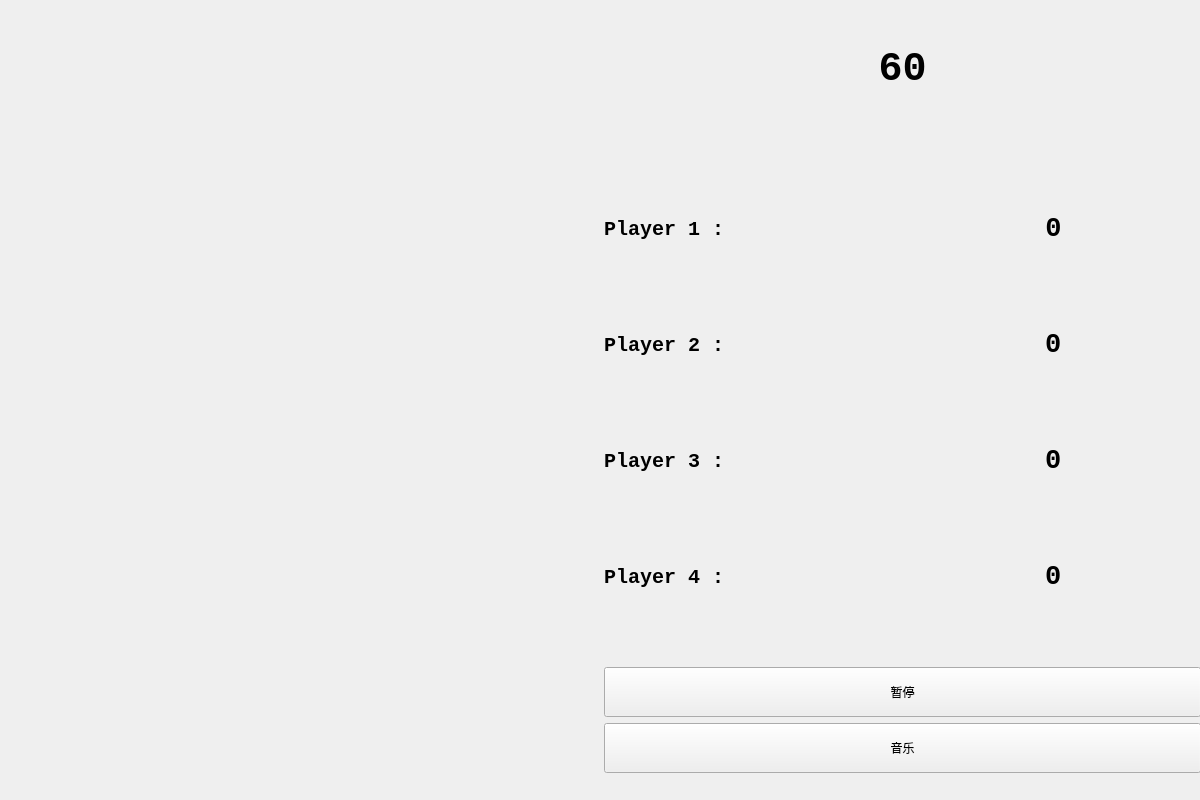
Above: EnclosureWar/view/mainwindow.ui from WilsonXM/EnclosureWar before the change. Below: the same form after it.
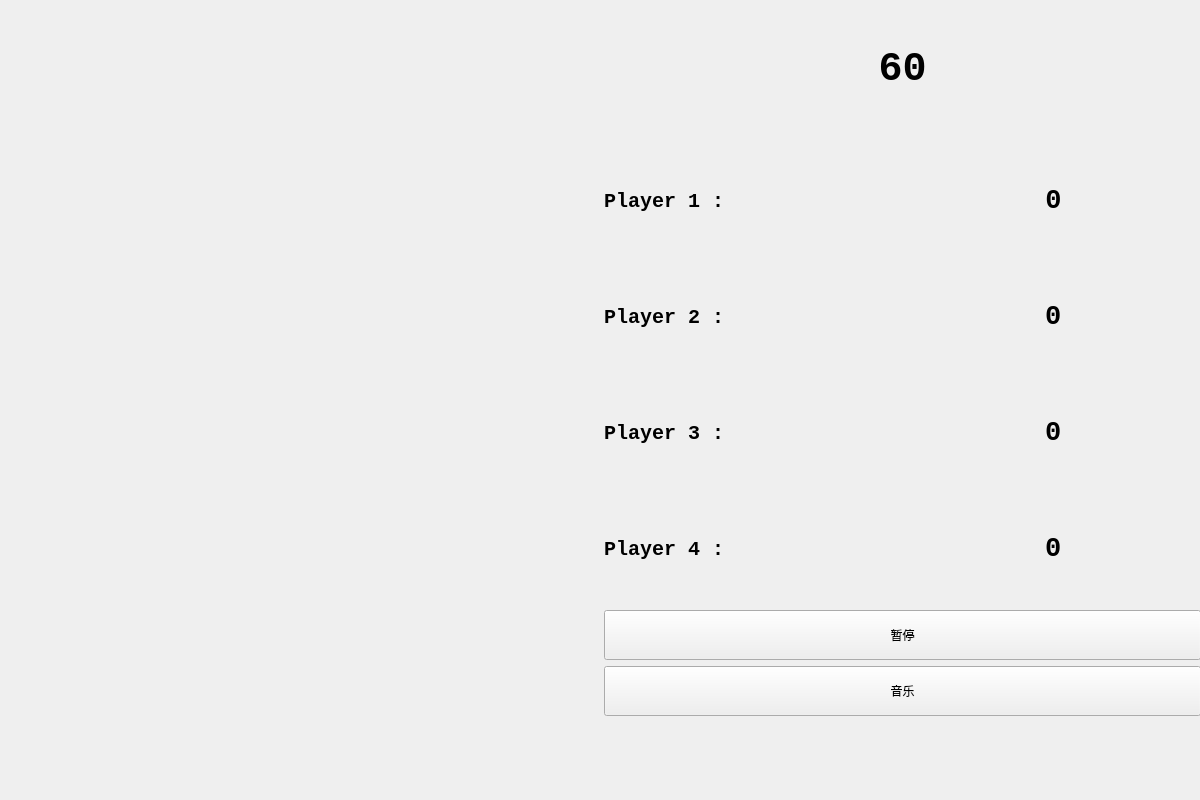
That is the form after the change. Custom widgets are drawn as their Qt base class.

```diff
--- a/EnclosureWar/view/mainwindow.ui
+++ b/EnclosureWar/view/mainwindow.ui
@@ -52,19 +52,6 @@
          </property>
         </widget>
        </item>
-       <item>
-        <spacer name="verticalSpacer_1">
-         <property name="orientation">
-          <enum>Qt::Vertical</enum>
-         </property>
-         <property name="sizeHint" stdset="0">
-          <size>
-           <width>20</width>
-           <height>40</height>
-          </size>
-         </property>
-        </spacer>
-       </item>
        <item>
         <layout class="QHBoxLayout" name="horizontalLayout_1">
          <item>
@@ -235,19 +222,6 @@
          </item>
         </layout>
        </item>
-       <item>
-        <spacer name="verticalSpacer_2">
-         <property name="orientation">
-          <enum>Qt::Vertical</enum>
-         </property>
-         <property name="sizeHint" stdset="0">
-          <size>
-           <width>20</width>
-           <height>40</height>
-          </size>
-         </property>
-        </spacer>
-       </item>
        <item>
         <widget class="QPushButton" name="stopButton">
          <property name="minimumSize">
```
Left out of the diff: 8 changed lines with no effect on the pictures.
